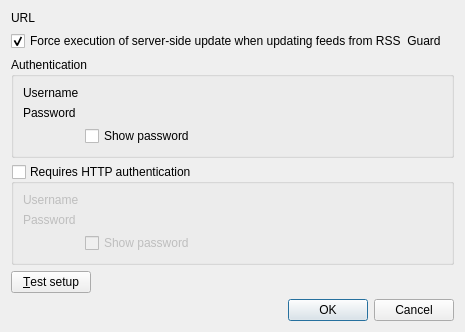
Above: src/services/tt-rss/gui/formeditaccount.ui from martinrotter/rssguard before the change. Below: the same form after it.
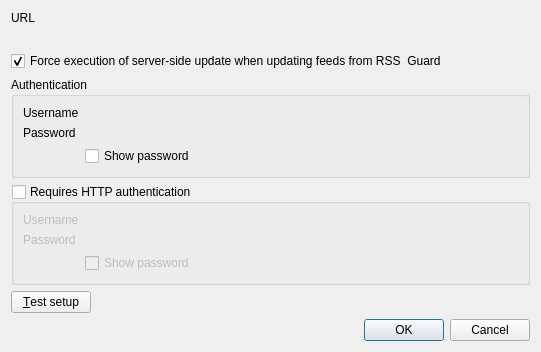
That is the form after the change. Custom widgets are drawn as their Qt base class.

Commit message: Added better TT-RSS plugin description.

```diff
--- a/src/services/tt-rss/gui/formeditaccount.ui
+++ b/src/services/tt-rss/gui/formeditaccount.ui
@@ -6,15 +6,15 @@
    <rect>
     <x>0</x>
     <y>0</y>
-    <width>465</width>
-    <height>304</height>
+    <width>541</width>
+    <height>339</height>
    </rect>
   </property>
   <property name="windowTitle">
    <string>Dialog</string>
   </property>
   <layout class="QFormLayout" name="formLayout">
-   <item row="2" column="0" colspan="2">
+   <item row="3" column="0" colspan="2">
     <widget class="QGroupBox" name="m_gbAuthentication">
      <property name="toolTip">
       <string>Some feeds require authentication, including GMail feeds. BASIC, NTLM-2 and DIGEST-MD5 authentication schemes are supported.</string>
@@ -65,7 +65,7 @@
      </layout>
     </widget>
    </item>
-   <item row="3" column="0" colspan="2">
+   <item row="4" column="0" colspan="2">
     <widget class="QGroupBox" name="m_gbHttpAuthentication">
      <property name="toolTip">
       <string>Some feeds require authentication, including GMail feeds. BASIC, NTLM-2 and DIGEST-MD5 authentication schemes are supported.</string>
@@ -119,7 +119,7 @@
      </layout>
     </widget>
    </item>
-   <item row="4" column="1">
+   <item row="5" column="1">
     <widget class="LabelWithStatus" name="m_lblTestResult" native="true">
      <property name="sizePolicy">
       <sizepolicy hsizetype="Expanding" vsizetype="Preferred">
@@ -132,7 +132,7 @@
      </property>
     </widget>
    </item>
-   <item row="6" column="0" colspan="2">
+   <item row="7" column="0" colspan="2">
     <widget class="QDialogButtonBox" name="m_buttonBox">
      <property name="orientation">
       <enum>Qt::Horizontal</enum>
@@ -159,14 +159,14 @@
      </item>
     </layout>
    </item>
-   <item row="4" column="0">
+   <item row="5" column="0">
     <widget class="QPushButton" name="m_btnTestSetup">
      <property name="text">
       <string>&amp;Test setup</string>
      </property>
     </widget>
    </item>
-   <item row="1" column="0" colspan="2">
+   <item row="2" column="0" colspan="2">
     <widget class="QCheckBox" name="m_checkServerSideUpdate">
      <property name="text">
       <string>Force execution of server-side update when updating feeds from RSS  Guard</string>
@@ -176,6 +176,13 @@
      </property>
     </widget>
    </item>
+   <item row="1" column="0" colspan="2">
+    <widget class="QLabel" name="m_lblDescription">
+     <property name="text">
+      <string/>
+     </property>
+    </widget>
+   </item>
   </layout>
  </widget>
  <customwidgets>
```
The commit also changes 1 other file.
